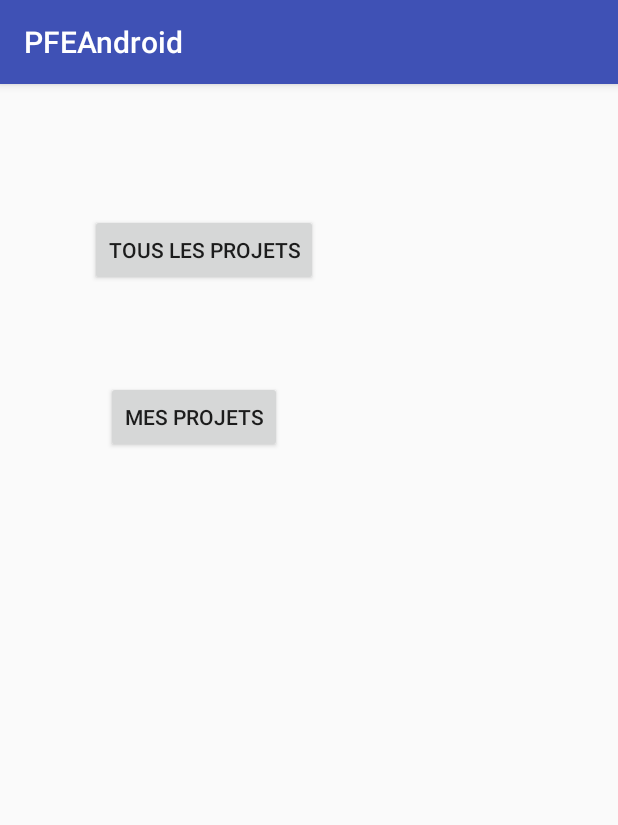
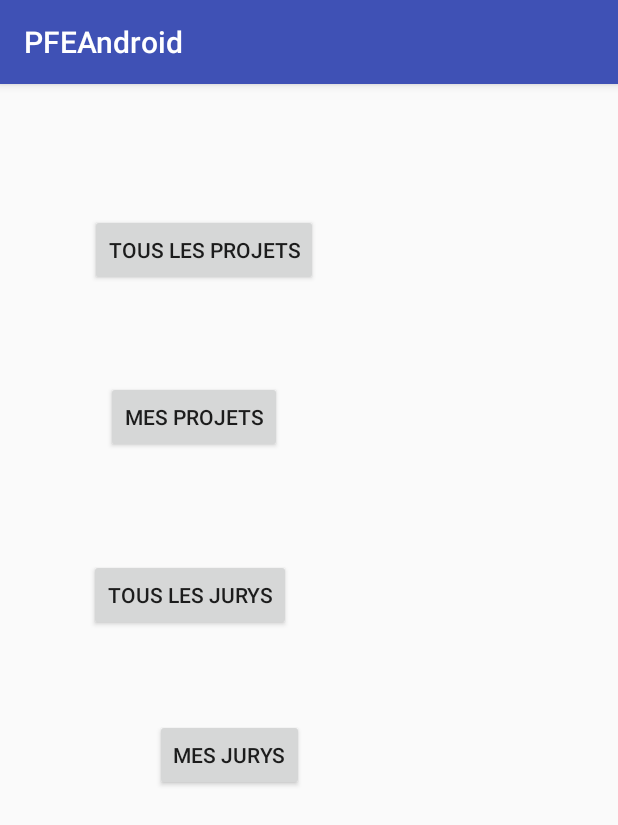
Before and after one commit to Camille235/PFEAndroid, an Android app: the HomeActivity screen opened directly, with no data from a screen before it, on a phone screen of 412 x 824 dp. Shown: the top 825 px of the screen. Run offline under Robolectric (Android 15) with nearby library versions, the phone set to English and light mode, and no system bars.

Commit message:
beginning of jury

```diff
--- a/app/src/main/AndroidManifest.xml
+++ b/app/src/main/AndroidManifest.xml
@@ -26,7 +26,8 @@
         <activity android:name=".HomeActivity" />
         <activity android:name=".ListProjectActivity" />
         <activity android:name=".SideMenuActivity" />
-        <activity android:name=".ProjectDetailsActivity"></activity>
+        <activity android:name=".ProjectDetailsActivity" />
+        <activity android:name=".ListJuryActivity"></activity>
     </application>
 
 </manifest>
--- a/app/src/main/java/fr/eseo/dis/camille/pfeandroid/HomeActivity.java
+++ b/app/src/main/java/fr/eseo/dis/camille/pfeandroid/HomeActivity.java
@@ -27,6 +27,8 @@ public class HomeActivity extends AppCompatActivity {
 
         final Button listProjectActivity = (Button) findViewById(R.id.button_all_projects);
         final Button listMyProjectActivity = (Button) findViewById(R.id.button_my_projects);
+        final Button listJuryActivity = (Button) findViewById(R.id.button_all_juries);
+        final Button listMyJuryActivity = (Button) findViewById(R.id.button_my_juries);
 
         listProjectActivity.setOnClickListener(new View.OnClickListener() {
             @Override
@@ -48,6 +50,26 @@ public class HomeActivity extends AppCompatActivity {
 
         });
 
+        listJuryActivity.setOnClickListener(new View.OnClickListener() {
+            @Override
+            public void onClick(View v) {
+                Intent intent = new Intent(HomeActivity.this, ListJuryActivity.class);
+                intent.putExtra("listJuryStyle", "all");
+                startActivity(intent);
+            }
+
+        });
+
+        listMyJuryActivity.setOnClickListener(new View.OnClickListener() {
+            @Override
+            public void onClick(View v) {
+                Intent intent = new Intent(HomeActivity.this, ListJuryActivity.class);
+                intent.putExtra("listJuryStyle", "my");
+                startActivity(intent);
+            }
+
+        });
+
         TextView text = (TextView)findViewById(R.id.textView);
         SharedPreferences pref = getApplicationContext().getSharedPreferences("MyPref", 0);
         String username = pref.getString("username", null);
--- a/app/src/main/java/fr/eseo/dis/camille/pfeandroid/bean/Info.java
+++ b/app/src/main/java/fr/eseo/dis/camille/pfeandroid/bean/Info.java
@@ -4,7 +4,7 @@ package fr.eseo.dis.camille.pfeandroid.bean;
  * Created by Arthur on 20/12/2017.
  */
 
-class Info {
+public class Info {
 
     private ProjectInfo[] projects;
 
--- a/app/src/main/java/fr/eseo/dis/camille/pfeandroid/bean/ProjectInfo.java
+++ b/app/src/main/java/fr/eseo/dis/camille/pfeandroid/bean/ProjectInfo.java
@@ -4,7 +4,7 @@ package fr.eseo.dis.camille.pfeandroid.bean;
  * Created by Arthur on 20/12/2017.
  */
 
-class ProjectInfo {
+public class ProjectInfo {
 
     private int projectId;
     private String title;
--- a/app/src/main/res/layout/activity_home.xml
+++ b/app/src/main/res/layout/activity_home.xml
@@ -21,7 +21,7 @@
         android:layout_marginRight="8dp"
         app:layout_constraintRight_toRightOf="parent"
         android:layout_marginLeft="8dp"
-        app:layout_constraintVertical_bias="0.502"
+        app:layout_constraintVertical_bias="0.921"
         app:layout_constraintLeft_toLeftOf="parent" />
 
     <Button
@@ -55,5 +55,37 @@
         android:layout_marginBottom="8dp"
         app:layout_constraintVertical_bias="0.224" />
 
+    <Button
+        android:id="@+id/button_all_juries"
+        android:layout_width="wrap_content"
+        android:layout_height="wrap_content"
+        android:text="Tous les jurys"
+        app:layout_constraintTop_toTopOf="parent"
+        android:layout_marginTop="8dp"
+        app:layout_constraintBottom_toBottomOf="parent"
+        android:layout_marginBottom="8dp"
+        android:layout_marginLeft="8dp"
+        app:layout_constraintLeft_toLeftOf="parent"
+        android:layout_marginRight="8dp"
+        app:layout_constraintRight_toRightOf="parent"
+        app:layout_constraintHorizontal_bias="0.197"
+        app:layout_constraintVertical_bias="0.438" />
+
+    <Button
+        android:id="@+id/button_my_juries"
+        android:layout_width="wrap_content"
+        android:layout_height="wrap_content"
+        android:text="Mes jurys"
+        app:layout_constraintTop_toTopOf="parent"
+        android:layout_marginTop="8dp"
+        app:layout_constraintBottom_toBottomOf="parent"
+        android:layout_marginBottom="8dp"
+        android:layout_marginRight="8dp"
+        app:layout_constraintRight_toRightOf="parent"
+        android:layout_marginLeft="8dp"
+        app:layout_constraintLeft_toLeftOf="parent"
+        app:layout_constraintHorizontal_bias="0.321"
+        app:layout_constraintVertical_bias="0.59" />
+
 
 </android.support.constraint.ConstraintLayout>
```
Also changed, not shown: app/src/main/java/fr/eseo/dis/camille/pfeandroid/ListJuryActivity.java (added, +111 -0 lines), app/src/main/java/fr/eseo/dis/camille/pfeandroid/ListJuryAdaptater.java (added, +132 -0 lines), app/src/main/java/fr/eseo/dis/camille/pfeandroid/ListProjectAdaptater.java (+4 -4 lines), app/src/main/res/layout/activity_list_jury.xml (added, +16 -0 lines), app/src/main/res/layout/list_jury_card.xml (added, +68 -0 lines).
